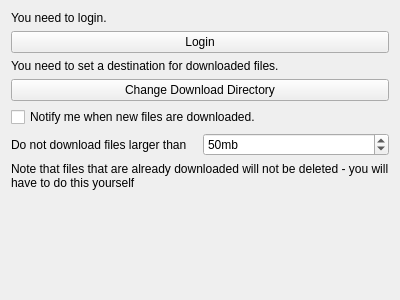
This is settingsdialog.ui in yyjhao/IVLEDownloader as Qt 5 draws it before an edit. The edited form follows.
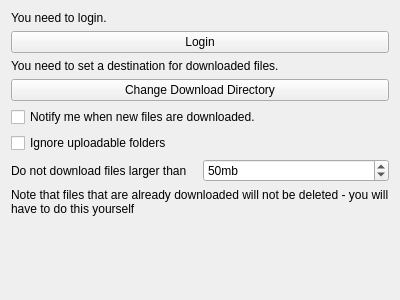
This is the edited form.

Commit message: Ignore uploadable folder, and some refactoring

```diff
--- a/settingsdialog.ui
+++ b/settingsdialog.ui
@@ -95,6 +95,13 @@
      </item>
     </layout>
    </item>
+   <item>
+    <widget class="QCheckBox" name="igUpCheckBox">
+     <property name="text">
+      <string>Ignore uploadable folders</string>
+     </property>
+    </widget>
+   </item>
    <item>
     <layout class="QHBoxLayout" name="horizontalLayout_2">
      <item>
```
Left out of the diff: 2 changed lines with no effect on the pictures. The commit also changes 8 other files.
